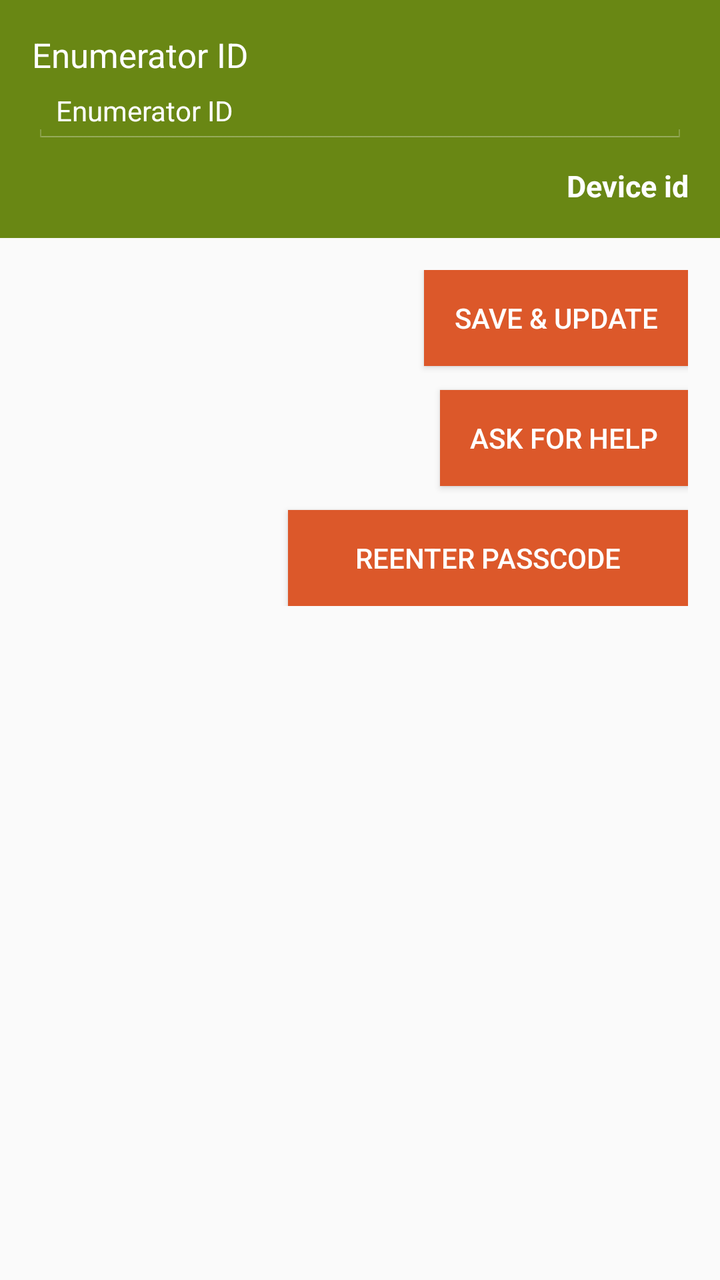
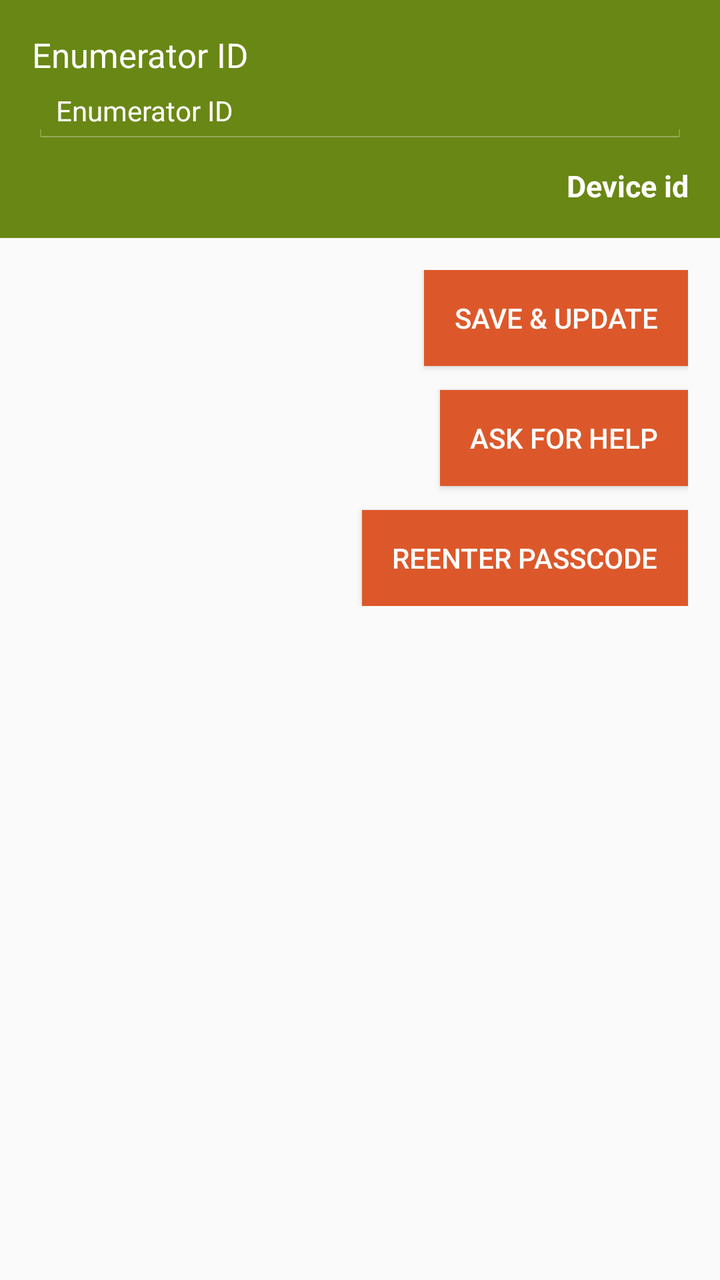

Two renders of the same Android screen: before a commit and after it. Below are the layout's source before the change and the commit's diff.
<!-- AndroidManifest.xml: application theme AppCompactTheme -->
<!-- res/layout/activity_settings.xml -->
<RelativeLayout xmlns:android="http://schemas.android.com/apk/res/android"
    xmlns:app="http://schemas.android.com/apk/res-auto"
    xmlns:tools="http://schemas.android.com/tools"
    android:layout_width="match_parent"
    android:layout_height="match_parent"
    android:background="@color/ofis_page_background"
    tools:context="com.olam.digital.ofis.SettingsActivity"
    tools:ignore="Overdraw">

    <LinearLayout
        android:id="@+id/middleSection"
        android:layout_width="match_parent"
        android:layout_height="wrap_content"
        android:background="@color/ofis_farmer_screen_actions_background"
        android:orientation="vertical"
        android:paddingBottom="@dimen/activity_vertical_margin"
        android:paddingLeft="@dimen/activity_horizontal_margin"
        android:paddingRight="@dimen/activity_horizontal_margin"
        android:paddingTop="@dimen/activity_vertical_margin">

        <LinearLayout
            android:layout_width="match_parent"
            android:layout_height="match_parent"
            android:orientation="horizontal">

            <TextView
                android:id="@+id/pageTitle"
                android:layout_width="0dp"
                android:layout_height="match_parent"
                android:layout_weight="1"
                android:text="@string/Enumerator_ID"
                android:textColor="@color/ofis_base_font_white"
                android:textSize="@dimen/ofis_large_text" />

        </LinearLayout>

        <LinearLayout
            android:layout_width="match_parent"
            android:layout_height="match_parent"
            android:orientation="vertical">

            <EditText
                android:id="@+id/enumeratorID"
                android:layout_width="match_parent"
                android:layout_height="0dp"
                android:layout_weight="1"
                android:background="@drawable/ofis_edit_text_holo_dark"
                android:hint="@string/Enumerator_ID"
                android:inputType="number"
                android:textColor="@color/ofis_base_font_white"
                android:textColorHint="@color/ofis_base_font_white"
                android:textSize="@dimen/ofis_input_field_text" />

            <TextView
                android:id="@+id/deviceid"
                android:layout_width="match_parent"
                android:layout_height="wrap_content"
                android:textSize="@dimen/ofis_med_text"
                android:gravity="right"
                android:textColor="@color/ofis_base_font_white"
                android:textStyle="bold"
                android:layout_marginTop="10dp"
                android:text="Device id"/>

        </LinearLayout>

    </LinearLayout>

    <ScrollView
        android:layout_width="match_parent"
        android:layout_height="match_parent"
        android:layout_below="@+id/middleSection">

        <LinearLayout
            android:id="@+id/bottomSection"
            android:layout_width="match_parent"
            android:layout_height="wrap_content"
            android:gravity="end"
            android:orientation="vertical"
            android:paddingBottom="@dimen/activity_vertical_margin"
            android:paddingLeft="@dimen/activity_horizontal_margin"
            android:paddingRight="@dimen/activity_horizontal_margin"
            android:paddingTop="@dimen/activity_vertical_margin">

            <Button
                android:id="@+id/buttonSave"
                android:layout_width="wrap_content"
                android:layout_height="wrap_content"
                android:layout_marginBottom="@dimen/ofis_large_pad"
                android:background="@color/ofis_action_button_background"
                android:paddingLeft="15dp"
                android:paddingRight="15dp"
                android:text="@string/ofis_first_run_save_update"
                android:textColor="@color/ofis_base_font_white" />

            <Button
                android:id="@+id/buttonAssistance"
                android:layout_width="wrap_content"
                android:layout_height="wrap_content"
                android:background="@color/ofis_action_button_background"
                android:paddingLeft="15dp"
                android:paddingRight="15dp"
                android:text="@string/ofis_request_help"
                android:layout_marginBottom="@dimen/ofis_large_pad"
                android:textColor="@color/ofis_base_font_white" />

            <Button
                android:id="@+id/reenterpasscode"
                android:layout_width="200dp"
                android:layout_height="wrap_content"
                android:background="@color/ofis_action_button_background"
                android:paddingLeft="15dp"
                android:paddingRight="15dp"
                android:text="@string/reenter_passcode"
                android:textColor="@color/ofis_base_font_white" />

            <Button
                android:id="@+id/buttonPrivacyConsent"
                android:layout_width="wrap_content"
                android:layout_height="wrap_content"
                android:background="@color/ofis_action_button_background"
                android:paddingLeft="15dp"
                android:paddingRight="15dp"
                android:visibility="gone"
                android:text="@string/ofis_request_help"
                android:textColor="@color/ofis_base_font_white" />


        </LinearLayout>

    </ScrollView>
    
    <LinearLayout
        android:id="@+id/helpRequestHolder"
        android:layout_width="match_parent"
        android:layout_height="match_parent"
        android:layout_margin="@dimen/ofis_input_field_bottom_margin"
        android:background="@drawable/border"
        android:orientation="vertical"
        android:visibility="gone">

        <LinearLayout
            android:layout_width="match_parent"
            android:layout_height="wrap_content"
            android:background="@drawable/bottom_border"
            android:paddingBottom="8dp"
            android:paddingLeft="@dimen/ofis_bottom_section_padding_vertical"
            android:paddingTop="10dp"
            android:weightSum="10">

            <TextView
                android:layout_width="wrap_content"
                android:layout_height="match_parent"
                android:layout_gravity="start|top"
                android:layout_weight="9"
                android:text="@string/ofis_request_help"
                android:textSize="@dimen/ofis_med_text"
                android:textStyle="bold" />

            <ImageButton
                android:id="@+id/helpCloseButton"
                android:layout_width="wrap_content"
                android:layout_height="match_parent"
                android:layout_gravity="end|top"
                android:layout_weight="1"
                android:background="@android:color/transparent"
                android:contentDescription="@string/ofis_switch_text_no"
                android:scaleType="fitStart"
                app:srcCompat="@drawable/ic_consent_close" />
        </LinearLayout>

        <ScrollView
            android:layout_width="match_parent"
            android:layout_height="wrap_content"
            android:paddingBottom="5dp">

            <LinearLayout
                android:layout_width="match_parent"
                android:layout_height="wrap_content"
                android:orientation="vertical"
                android:paddingBottom="8dp"
                android:paddingLeft="@dimen/ofis_bottom_section_padding_horizontal"
                android:paddingRight="@dimen/ofis_bottom_section_padding_horizontal"
                android:paddingTop="10dp">

                <EditText
                    android:id="@+id/UserName"
                    android:layout_width="match_parent"
                    android:layout_height="wrap_content"
                    android:layout_marginBottom="@dimen/ofis_input_field_bottom_margin"
                    android:hint="@string/Your_Name"
                    android:inputType="textCapWords"
                    android:textColor="@color/ofis_text_field"
                    android:textColorHint="@color/ofis_text_field"
                    android:textSize="@dimen/ofis_input_field_text" />
                <LinearLayout
                    android:layout_width="match_parent"
                    android:layout_height="wrap_content"
                    android:orientation="horizontal">
                                        <Spinner
                    android:layout_width="0dp"
                    android:layout_height="wrap_content"
                    android:id="@+id/spinner_country"
                    android:hint="@string/Country"
                    android:layout_weight="4"
                    android:layout_marginBottom="@dimen/ofis_input_field_bottom_margin"

                    android:textColor="@color/ofis_base_font_dark"
                    style="@style/AppTheme" />
                    <EditText
                        android:layout_width="0dp"
                        android:layout_height="wrap_content"
                        android:layout_weight="6"
                        android:id="@+id/UserPhoneNo"
                        android:textColor="@color/ofis_text_field"
                        android:textColorHint="@color/ofis_text_field"
                        android:digits="0123456789"
                        android:layout_marginBottom="@dimen/ofis_input_field_bottom_margin"
                        android:hint="@string/Your_phone_number"
                        android:layout_marginLeft="@dimen/ofis_small_pad"
                        android:textSize="@dimen/ofis_input_field_text"
                        android:inputType="phone"/>

                </LinearLayout>

                <EditText
                    android:id="@+id/FaultDescription"
                    android:layout_width="match_parent"
                    android:layout_height="@dimen/ofis_multiline_help_height"
                    android:layout_gravity="start"
                    android:layout_marginBottom="@dimen/ofis_input_field_bottom_margin"
                    android:hint="@string/problem_description"
                    android:inputType="textMultiLine"
                    android:textColor="@color/ofis_text_field"
                    android:textColorHint="@color/ofis_text_field"
                    android:textSize="@dimen/ofis_input_field_text" />

                <Button
                    android:id="@+id/buttonAssistanceSend"
                    android:layout_width="wrap_content"
                    android:layout_height="wrap_content"
                    android:layout_gravity="bottom|end"
                    android:layout_marginLeft="10dp"
                    android:layout_marginStart="10dp"
                    android:background="@color/ofis_action_button_background"
                    android:paddingLeft="15dp"
                    android:paddingRight="15dp"
                    android:text="@string/send_button"
                    android:textColor="@color/ofis_base_font_white" />
            </LinearLayout>
        </ScrollView>

    </LinearLayout>

</RelativeLayout>
<!-- resources referenced by this layout -->
<resources>
  <color name="ofis_action_button_background">#dc582a</color>
  <color name="ofis_base_font_dark">#222222</color>
  <color name="ofis_base_font_white">#ffffff</color>
  <color name="ofis_farmer_screen_actions_background">#698714</color>
  <color name="ofis_page_background">#fffafafa</color>
  <color name="ofis_text_field">#DE000000</color>
  <dimen name="activity_horizontal_margin">16dp</dimen>
  <dimen name="activity_vertical_margin">16dp</dimen>
  <dimen name="ofis_bottom_section_padding_horizontal">5dp</dimen>
  <dimen name="ofis_bottom_section_padding_vertical">20dp</dimen>
  <dimen name="ofis_input_field_bottom_margin">10dp</dimen>
  <dimen name="ofis_input_field_text">14sp</dimen>
  <dimen name="ofis_large_pad">12dp</dimen>
  <dimen name="ofis_large_text">17sp</dimen>
  <dimen name="ofis_med_text">15sp</dimen>
  <dimen name="ofis_multiline_help_height">120dp</dimen>
  <dimen name="ofis_small_pad">4dp</dimen>
  <!-- drawable border (drawable) -->
  <?xml version="1.0" encoding="utf-8"?>
  <shape xmlns:android="http://schemas.android.com/apk/res/android" android:shape="rectangle">
      <solid android:color="@color/ofis_consent_statement_background" />
      <stroke
          android:width="1dip"
          android:color="@color/ofis_repeater_item_border" />
  </shape>
  <string name="Country">Country</string>
  <string name="Enumerator_ID">Enumerator ID</string>
  <string name="Your_Name">Your Name</string>
  <string name="Your_phone_number">Your Phone Number</string>
  <string name="ofis_first_run_save_update">Save &amp; Update</string>
  <string name="ofis_request_help">Ask for Help</string>
  <string name="ofis_switch_text_no">No</string>
  <string name="problem_description">Describe the problem you are having</string>
  <string name="reenter_passcode">Reenter Passcode</string>
  <string name="send_button">Send</string>
  <style name="AppTheme" parent="Theme.AppCompat.Light">
          
          <item name="android:spinnerItemStyle">@style/SpinnerItem</item>
          <item name="spinnerDropDownItemStyle">@style/SpinnerItem.DropDownItem</item>
          <item name="dropDownListViewStyle">@style/StandardSpinner</item>
          <item name="actionBarStyle">@style/AppTheme.ActionBarStyle</item>
          <item name="android:splitMotionEvents">false</item>
          <item name="android:windowEnableSplitTouch">false</item>
      </style>
  <color name="ofis_consent_statement_background">@color/ofis_actionbar_background</color>
  <color name="ofis_repeater_item_border">#7d7d7d</color>
  <color name="ofis_input_field_separator">#26000000</color>
  <style name="SpinnerItem" parent="Widget.AppCompat.TextView.SpinnerItem">
          <item name="android:textColor">@color/ofis_base_font_white</item>
          <item name="android:textSize">@dimen/ofis_spinner_text</item>
      </style>
  <style name="SpinnerItem.DropDownItem" parent="Widget.AppCompat.Light.DropDownItem.Spinner">
          <item name="android:textColor">@color/ofis_text_field</item>
          <item name="background">@color/ofis_spinner_item_background</item>
      </style>
  <style name="StandardSpinner" parent="Widget.AppCompat.ListView.DropDown">
          <item name="android:dividerHeight">@dimen/ofis_spinner_itemseparator</item>
          <item name="divider">@color/ofis_spinner_divider</item>
      </style>
  <style name="AppTheme.ActionBarStyle" parent="Theme.AppCompat.Light">
          <item name="titleTextStyle">@style/AppTheme.ActionBar.TitleTextStyle</item>
      </style>
  <color name="ofis_actionbar_background">#dddddd</color>
  <dimen name="ofis_spinner_text">14sp</dimen>
  <color name="ofis_spinner_item_background">@color/ofis_actionbar_background</color>
  <dimen name="ofis_spinner_itemseparator">1dp</dimen>
  <color name="ofis_spinner_divider">#ff333333</color>
  <style name="AppTheme.ActionBar.TitleTextStyle" parent="android:TextAppearance">
          <item name="android:textSize">@dimen/ofis_large_text</item>
          <item name="android:textStyle">bold</item>
      </style>
  <!-- unchanged entries left out for length: 9 -->
</resources>

<!-- the commit's change to res/layout/activity_settings.xml (unified diff, before → after) -->
@@ -77,10 +77,10 @@
             android:layout_height="wrap_content"
             android:gravity="end"
             android:orientation="vertical"
-            android:paddingBottom="@dimen/activity_vertical_margin"
             android:paddingLeft="@dimen/activity_horizontal_margin"
+            android:paddingTop="@dimen/activity_vertical_margin"
             android:paddingRight="@dimen/activity_horizontal_margin"
-            android:paddingTop="@dimen/activity_vertical_margin">
+            android:paddingBottom="@dimen/activity_vertical_margin">
 
             <Button
                 android:id="@+id/buttonSave"
@@ -97,16 +97,16 @@
                 android:id="@+id/buttonAssistance"
                 android:layout_width="wrap_content"
                 android:layout_height="wrap_content"
+                android:layout_marginBottom="@dimen/ofis_large_pad"
                 android:background="@color/ofis_action_button_background"
                 android:paddingLeft="15dp"
                 android:paddingRight="15dp"
                 android:text="@string/ofis_request_help"
-                android:layout_marginBottom="@dimen/ofis_large_pad"
                 android:textColor="@color/ofis_base_font_white" />
 
             <Button
                 android:id="@+id/reenterpasscode"
-                android:layout_width="200dp"
+                android:layout_width="wrap_content"
                 android:layout_height="wrap_content"
                 android:background="@color/ofis_action_button_background"
                 android:paddingLeft="15dp"
@@ -121,9 +121,9 @@
                 android:background="@color/ofis_action_button_background"
                 android:paddingLeft="15dp"
                 android:paddingRight="15dp"
-                android:visibility="gone"
                 android:text="@string/ofis_request_help"
-                android:textColor="@color/ofis_base_font_white" />
+                android:textColor="@color/ofis_base_font_white"
+                android:visibility="gone" />
 
 
         </LinearLayout>
